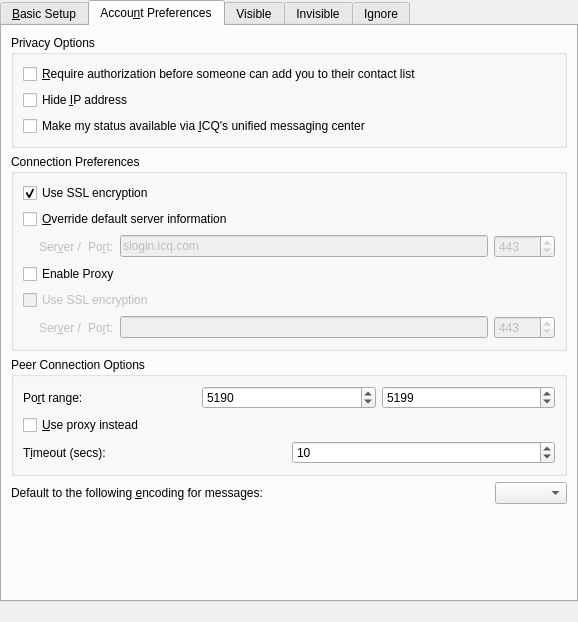
Above: protocols/oscar/icq/ui/icqeditaccountui.ui from KDE/kopete before the change. Below: the same form after it.
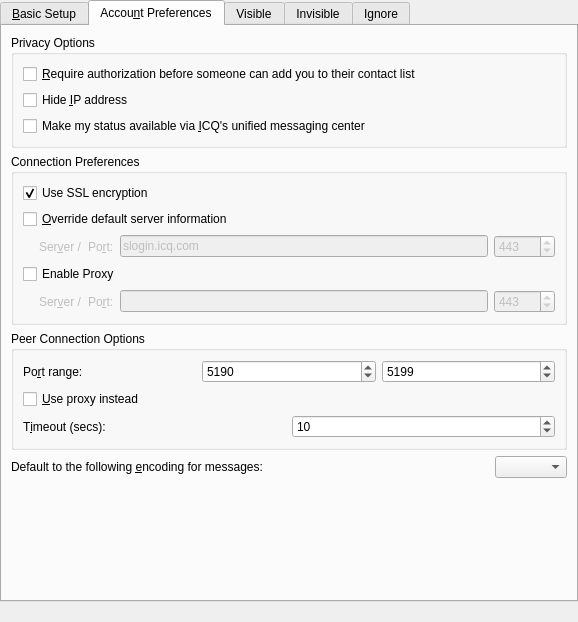
That is the form after the change. The open tabs and pages were chosen to show the change. Custom widgets are drawn as their Qt base class.

Commit message: Remove config option ProxyEncrypted in ICQ which is not implemented

The edit to the form file:
```diff
--- a/protocols/oscar/icq/ui/icqeditaccountui.ui
+++ b/protocols/oscar/icq/ui/icqeditaccountui.ui
@@ -421,16 +421,6 @@
           </item>
           <item>
            <layout class="QVBoxLayout" name="verticalLayout">
-            <item>
-             <widget class="QCheckBox" name="edtProxyServerEncrypted">
-              <property name="enabled">
-               <bool>false</bool>
-              </property>
-              <property name="text">
-               <string>Use SSL encryption</string>
-              </property>
-             </widget>
-            </item>
             <item>
              <layout class="QHBoxLayout" name="horizontalLayout">
               <property name="spacing">
```
Left out of the diff: 16 changed lines with no effect on the pictures. The commit also changes 3 other files.
